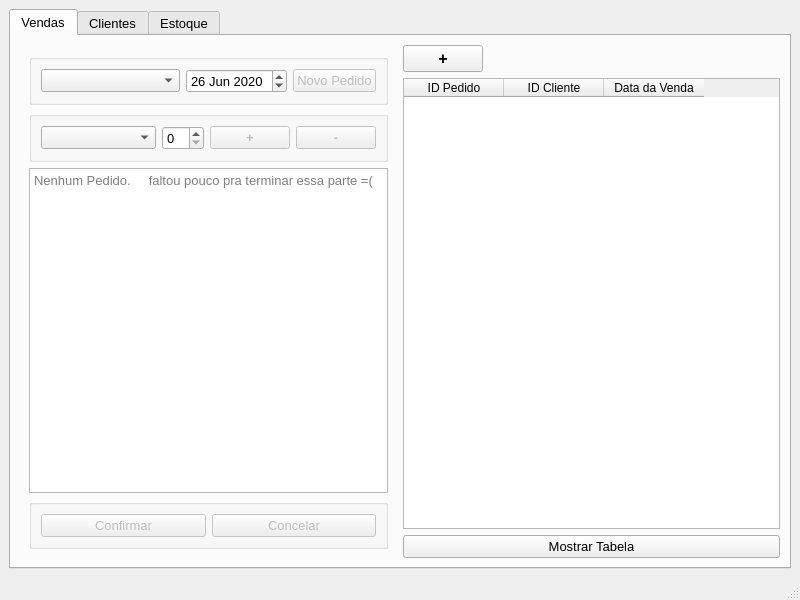
Qt form mainwindow.ui (Spyght/Projeto_ECommerce) before a commit.
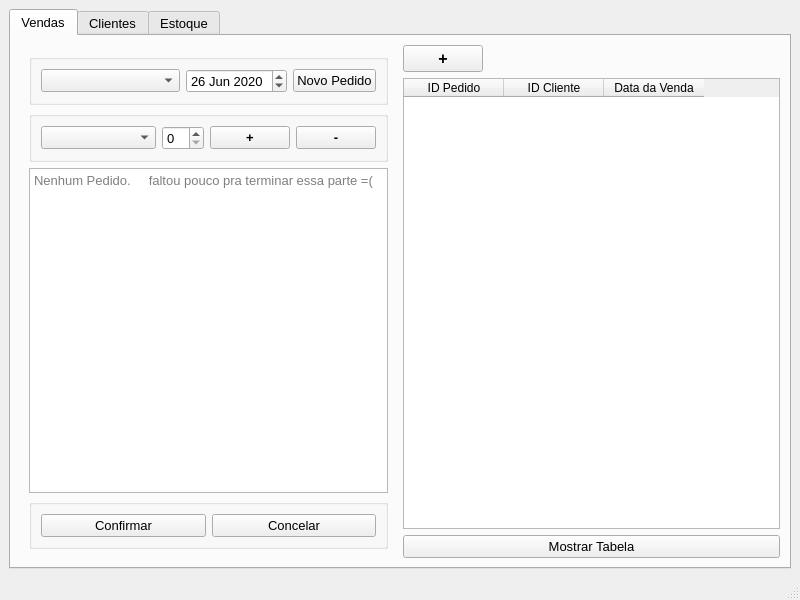
The same form after that commit.

Commit message:
Ideias finais declaradas
Falta implenta-las

```diff
--- a/mainwindow.ui
+++ b/mainwindow.ui
@@ -60,7 +60,7 @@
               <item>
                <widget class="QPushButton" name="pushButtonNovoPedido">
                 <property name="enabled">
-                 <bool>false</bool>
+                 <bool>true</bool>
                 </property>
                 <property name="sizePolicy">
                  <sizepolicy hsizetype="Fixed" vsizetype="Fixed">
@@ -102,7 +102,7 @@
               <item>
                <widget class="QPushButton" name="pushButtonAdd">
                 <property name="enabled">
-                 <bool>false</bool>
+                 <bool>true</bool>
                 </property>
                 <property name="sizePolicy">
                  <sizepolicy hsizetype="Fixed" vsizetype="Fixed">
@@ -124,7 +124,7 @@
               <item>
                <widget class="QPushButton" name="pushButtonSub">
                 <property name="enabled">
-                 <bool>false</bool>
+                 <bool>true</bool>
                 </property>
                 <property name="font">
                  <font>
@@ -156,7 +156,7 @@
               <item>
                <widget class="QPushButton" name="pushButtonConfirmarPedido">
                 <property name="enabled">
-                 <bool>false</bool>
+                 <bool>true</bool>
                 </property>
                 <property name="text">
                  <string>Confirmar</string>
@@ -166,7 +166,7 @@
               <item>
                <widget class="QPushButton" name="pushButtonCancelarPedido">
                 <property name="enabled">
-                 <bool>false</bool>
+                 <bool>true</bool>
                 </property>
                 <property name="text">
                  <string>Concelar</string>
```
Left out of the diff: 2 changed lines with no effect on the pictures. The commit also changes 2 other files.
